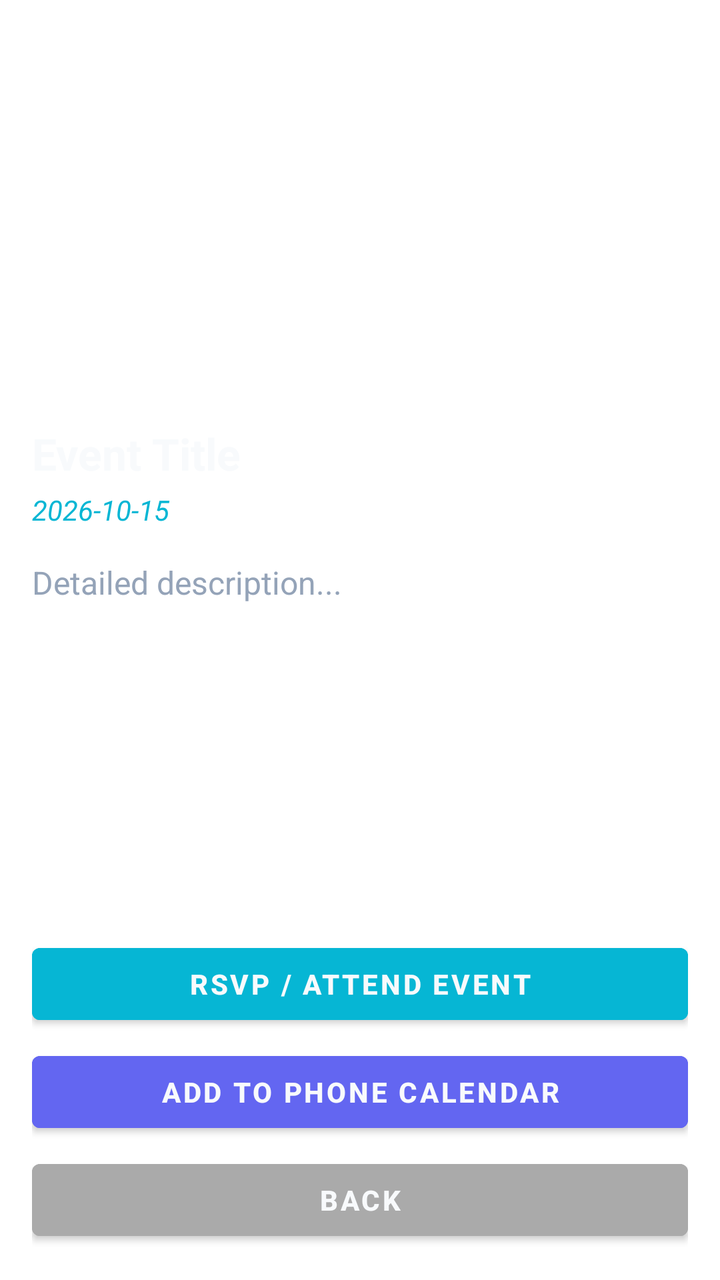
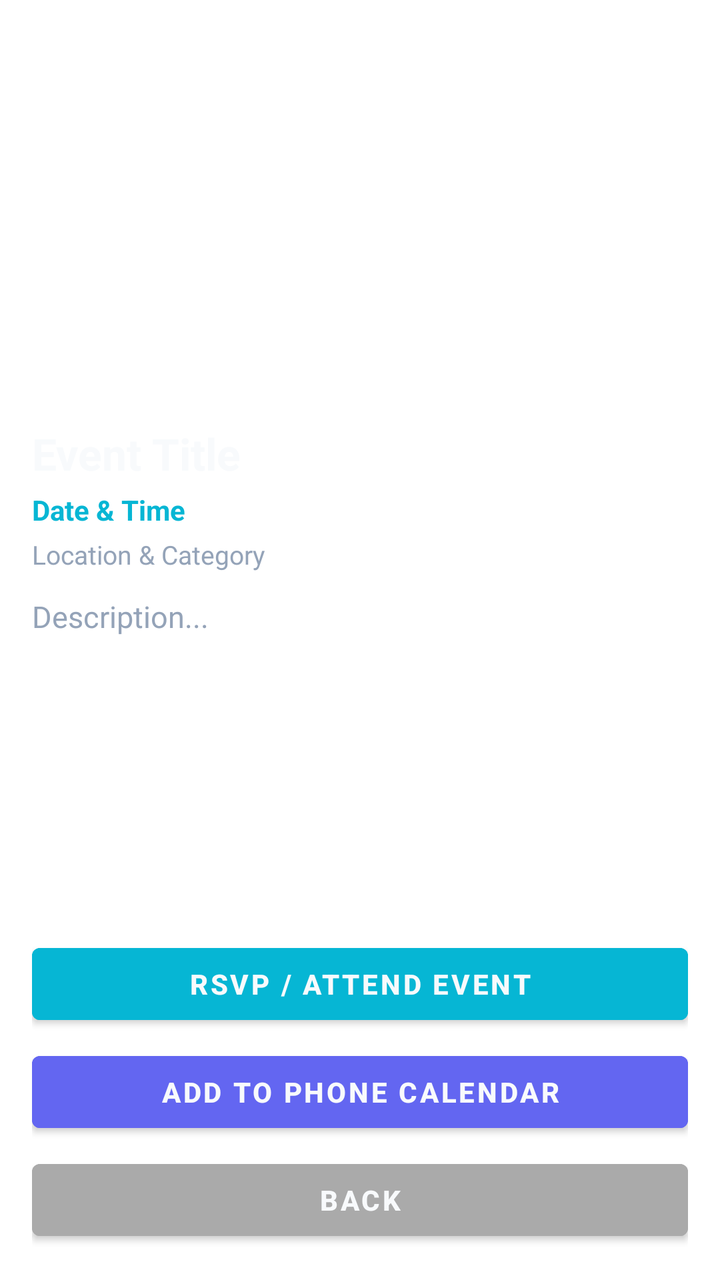

The first picture is an Android layout as it rendered before a commit; the second is the same layout after the commit. The layout source and the unified diff follow.
<!-- AndroidManifest.xml: activity theme Theme.MzansiCampusHub -->
<!-- res/layout/activity_event_detail.xml -->
<?xml version="1.0" encoding="utf-8"?>
<LinearLayout
    xmlns:android="http://schemas.android.com/apk/res/android"
    android:layout_width="match_parent"
    android:layout_height="match_parent"
    android:background="?android:attr/colorBackground"
    android:orientation="vertical"
    android:padding="16dp">

    <ImageView
        android:id="@+id/detailImage"
        android:layout_width="match_parent"
        android:layout_height="180dp"
        android:layout_marginBottom="16dp"
        android:scaleType="centerCrop"
        android:contentDescription="Event Banner" />

    <TextView
        android:id="@+id/tvDetailTitle"
        android:layout_width="match_parent"
        android:layout_height="wrap_content"
        android:text="Event Title"
        android:textColor="@color/textPrimary"
        android:textSize="22sp"
        android:textStyle="bold" />

    <TextView
        android:id="@+id/tvDetailDate"
        android:layout_width="match_parent"
        android:layout_height="wrap_content"
        android:layout_marginTop="4dp"
        android:text="2026-10-15"
        android:textColor="@color/secondary"
        android:textSize="14sp"
        android:textStyle="italic" />

    <TextView
        android:id="@+id/tvDetailDescription"
        android:layout_width="match_parent"
        android:layout_height="0dp"
        android:layout_weight="1"
        android:layout_marginTop="16dp"
        android:text="Detailed description..."
        android:textColor="@color/textSecondary"
        android:textSize="16sp" />

    
    <Button
        android:id="@+id/btnRsvp"
        android:layout_width="match_parent"
        android:layout_height="48dp"
        android:layout_marginTop="8dp"
        android:backgroundTint="@color/secondary"
        android:text="RSVP / Attend Event"
        android:textColor="@color/textPrimary"
        android:textStyle="bold" />

    <Button
        android:id="@+id/btnCalendar"
        android:layout_width="match_parent"
        android:layout_height="48dp"
        android:layout_marginTop="6dp"
        android:backgroundTint="@color/primary"
        android:text="Add to Phone Calendar"
        android:textColor="@color/textPrimary"
        android:textStyle="bold" />

    <Button
        android:id="@+id/btnBack"
        android:layout_width="match_parent"
        android:layout_height="48dp"
        android:layout_marginTop="6dp"
        android:backgroundTint="@android:color/darker_gray"
        android:text="BACK"
        android:textColor="@color/textPrimary"
        android:textStyle="bold" />

</LinearLayout>
<!-- resources referenced by this layout -->
<resources>
  <color name="primary">#6366F1</color>
  <color name="secondary">#06B6D4</color>
  <color name="textPrimary">#F8FAFC</color>
  <color name="textSecondary">#94A3B8</color>
  <style name="Theme.MzansiCampusHub" parent="Theme.MaterialComponents.DayNight.NoActionBar">
          <item name="colorPrimary">@color/purple_500</item>
          <item name="colorPrimaryVariant">@color/purple_700</item>
          <item name="colorOnPrimary">@color/white</item>
          <item name="colorSecondary">@color/teal_200</item>
          <item name="colorSecondaryVariant">@color/teal_700</item>
          <item name="colorOnSecondary">@color/black</item>
          <item name="android:statusBarColor" tools:targetApi="l">?attr/colorPrimaryVariant</item>
      </style>
  <color name="purple_500">#6366F1</color>
  <color name="purple_700">#4F46E5</color>
  <color name="white">#FFFFFFFF</color>
  <color name="teal_200">#06B6D4</color>
  <color name="teal_700">#0891B2</color>
  <color name="black">#FF000000</color>
</resources>

<!-- the commit's change to res/layout/activity_event_detail.xml (unified diff, before → after) -->
@@ -29,22 +29,30 @@
         android:layout_width="match_parent"
         android:layout_height="wrap_content"
         android:layout_marginTop="4dp"
-        android:text="2026-10-15"
+        android:text="Date &amp; Time"
         android:textColor="@color/secondary"
         android:textSize="14sp"
-        android:textStyle="italic" />
+        android:textStyle="bold" />
+
+    <TextView
+        android:id="@+id/tvDetailMeta"
+        android:layout_width="match_parent"
+        android:layout_height="wrap_content"
+        android:layout_marginTop="4dp"
+        android:text="Location &amp; Category"
+        android:textColor="@color/textSecondary"
+        android:textSize="13sp" />
 
     <TextView
         android:id="@+id/tvDetailDescription"
         android:layout_width="match_parent"
         android:layout_height="0dp"
         android:layout_weight="1"
-        android:layout_marginTop="16dp"
-        android:text="Detailed description..."
+        android:layout_marginTop="12dp"
+        android:text="Description..."
         android:textColor="@color/textSecondary"
-        android:textSize="16sp" />
+        android:textSize="15sp" />
 
-    
     <Button
         android:id="@+id/btnRsvp"
         android:layout_width="match_parent"
